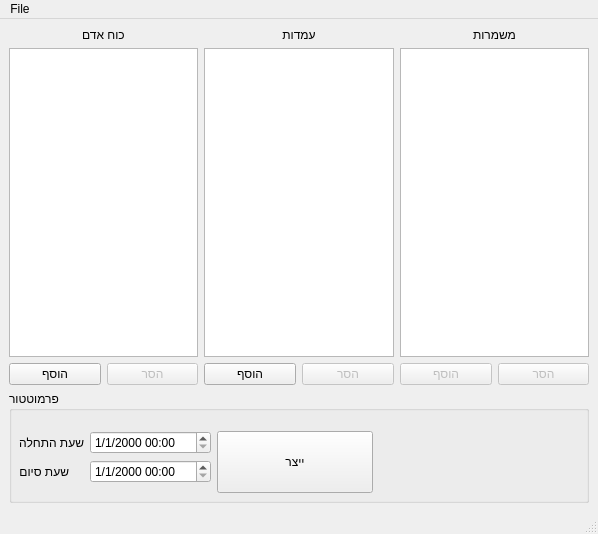
Above: Ui/ShavzakWindow.ui from omertal88/shavzak before the change. Below: the same form after it.
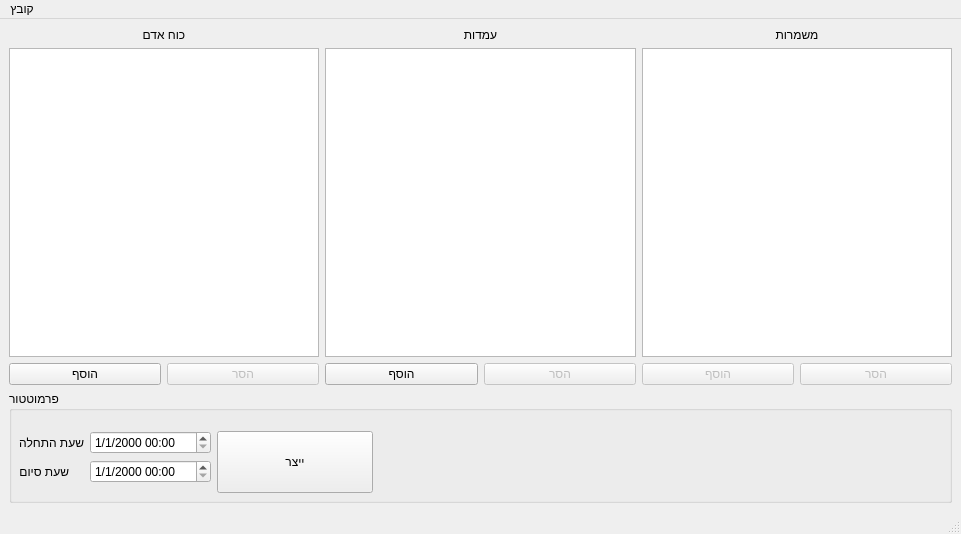
That is the form after the change.

Diff of the .ui file:
```diff
--- a/Ui/ShavzakWindow.ui
+++ b/Ui/ShavzakWindow.ui
@@ -6,7 +6,7 @@
    <rect>
     <x>0</x>
     <y>0</y>
-    <width>598</width>
+    <width>961</width>
     <height>534</height>
    </rect>
   </property>
@@ -261,13 +261,13 @@
     <rect>
      <x>0</x>
      <y>0</y>
-     <width>598</width>
-     <height>22</height>
+     <width>961</width>
+     <height>23</height>
     </rect>
    </property>
    <widget class="QMenu" name="menuFile">
     <property name="title">
-     <string>File</string>
+     <string>קובץ</string>
     </property>
     <addaction name="importAction"/>
     <addaction name="exportAction"/>
```
Left out of the diff: 23 changed lines with no effect on the pictures.
